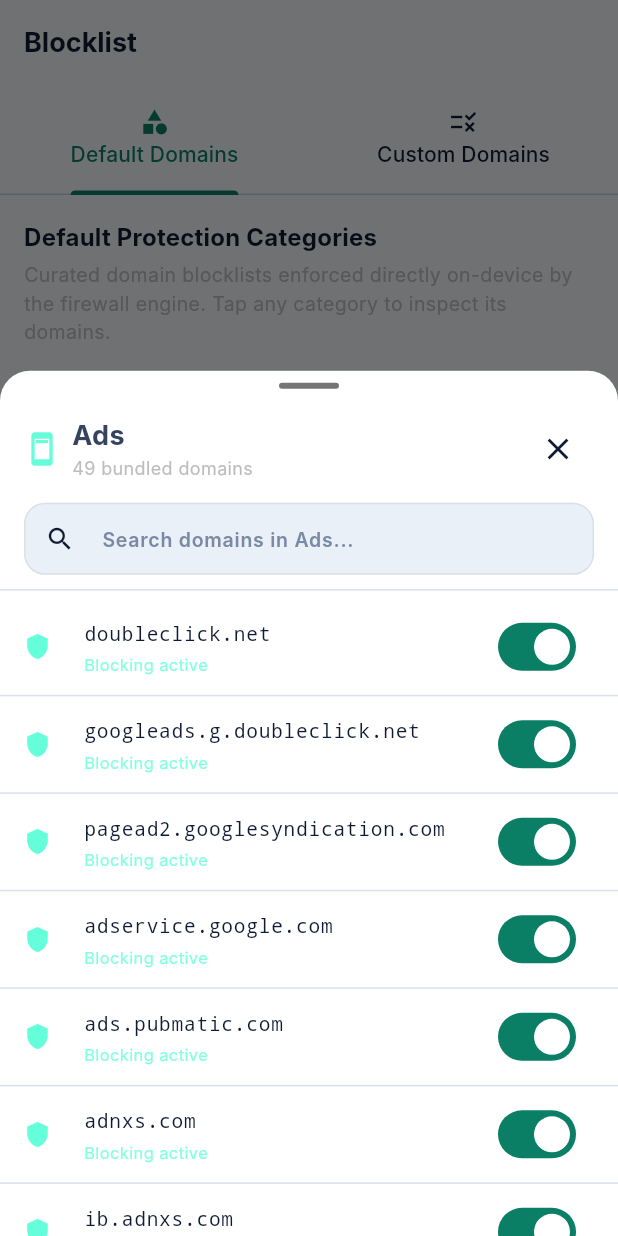
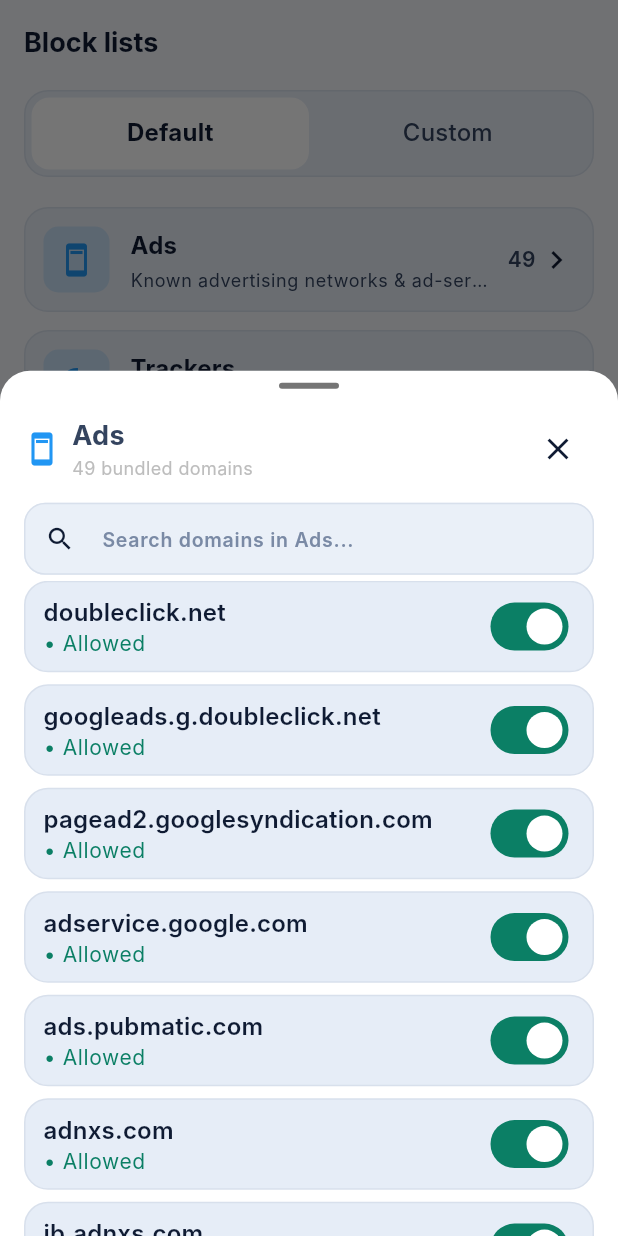
Before and after one commit to THEJA-TECHNOLOGIES/thejas_aura_mobile, a Flutter app: the BlocklistPage screen opened by its route, after a tap on "Ads", on a phone screen of 412 x 824 dp. Run offline on Flutter 3.47's test engine with Material 3 defaults, Android fonts, the phone set to English and light mode, and no system bars; our stand-ins replace bloc, delightful_toast, flutter_bloc, flutter_secure_storage, freezed_annotation, get_it and 2 more; accounts and stored records are empty; Roboto replaces fonts that are missing (Inter).

Commit message:
feat: Replace SnackBar with Toast for error notifications in Activity and Blocklist pages

```diff
--- a/lib/features/activity/presentation/pages/activity_page.dart
+++ b/lib/features/activity/presentation/pages/activity_page.dart
@@ -4,6 +4,7 @@ import 'package:theja_aura/core/theme/app_colors.dart';
 import 'package:theja_aura/core/theme/app_theme.dart';
 import 'package:theja_aura/core/theme/app_typography.dart';
 import 'package:theja_aura/core/utils/app_button.dart';
+import 'package:theja_aura/core/utils/app_toast.dart';
 import 'package:theja_aura/core/utils/app_utils.dart';
 import 'package:theja_aura/features/timeago/timeago.dart';
 
@@ -135,12 +136,7 @@ class _ActivityPageState extends State<ActivityPage>
     return BlocConsumer<ActivityBloc, ActivityState>(
       listener: (context, state) {
         if (state.actionError != null) {
-          ScaffoldMessenger.of(context).showSnackBar(
-            SnackBar(
-              content: Text(state.actionError!),
-              backgroundColor: colors.error,
-            ),
-          );
+          showErrorToast(message: state.actionError!);
           context.read<ActivityBloc>().add(
             const ActivityEvent.actionErrorDismissed(),
           );
--- a/lib/features/blocklist/presentation/pages/blocklist_page.dart
+++ b/lib/features/blocklist/presentation/pages/blocklist_page.dart
@@ -1,7 +1,10 @@
+import 'package:flutter/cupertino.dart';
 import 'package:flutter/material.dart';
 import 'package:flutter_bloc/flutter_bloc.dart';
 import 'package:theja_aura/core/services/aura_default_categories.dart';
 import 'package:theja_aura/core/services/aura_tunnel_service.dart';
+import 'package:theja_aura/core/theme/app_theme.dart';
+import 'package:theja_aura/core/utils/app_toast.dart';
 
 import '../bloc/blocklist_bloc.dart';
 
@@ -252,15 +255,12 @@ class _BlocklistPageState extends State<BlocklistPage>
 
   @override
   Widget build(BuildContext context) {
+    final colors = context.appColors;
+    final typo = context.appTypography;
     return BlocConsumer<BlocklistBloc, BlocklistState>(
       listener: (context, state) {
         if (state.actionError != null) {
-          ScaffoldMessenger.of(context).showSnackBar(
-            SnackBar(
-              content: Text(state.actionError!),
-              backgroundColor: Colors.red.shade900,
-            ),
-          );
+          showErrorToast(message: state.actionError!);
           context.read<BlocklistBloc>().add(
             const BlocklistEvent.actionErrorDismissed(),
           );
@@ -268,24 +268,47 @@ class _BlocklistPageState extends State<BlocklistPage>
       },
       builder: (context, state) {
         return Scaffold(
-          appBar: AppBar(
-            title: const Text('Blocklist'),
-            bottom: TabBar(
+          appBar: AppBar(title: const Text('Block lists')),
+          body: Column(
+            children: [
+              Container(
+                padding: .all(4),
+                margin: const EdgeInsets.symmetric(horizontal: 16, vertical: 4),
+                decoration: BoxDecoration(
+                  color: colors.segmentBg,
+                  borderRadius: BorderRadius.circular(16),
+                  border: Border.all(color: colors.border, width: 1),
+                ),
+                child: TabBar(
                   controller: _tabController,
                   tabs: const [
-                Tab(
-                  icon: Icon(Icons.category, size: 20),
-                  text: 'Default Domains',
+                    Tab(text: 'Default'),
+                    Tab(text: 'Custom'),
+                  ],
+                  labelStyle: typo.titleMedium.copyWith(
+                    fontWeight: FontWeight.bold,
                   ),
-                Tab(icon: Icon(Icons.rule, size: 20), text: 'Custom Domains'),
-              ],
+                  unselectedLabelStyle: typo.titleMedium.copyWith(
+                    color: colors.textSecondary,
+                  ),
+                  dividerColor: Colors.transparent,
+                  dividerHeight: 0.0,
+                  indicator: BoxDecoration(
+                    color: colors.card,
+                    borderRadius: .circular(12),
+                  ),
+                  indicatorSize: .tab,
                 ),
               ),
-          body: TabBarView(
+              Expanded(
+                child: TabBarView(
                   controller: _tabController,
                   children: [
                     _buildDefaultDomainsTab(state),
                     _buildCustomDomainsTab(state),
+                  ],
+                ),
+              ),
             ],
           ),
           floatingActionButton: AnimatedBuilder(
@@ -305,6 +328,8 @@ class _BlocklistPageState extends State<BlocklistPage>
   }
 
   Widget _buildDefaultDomainsTab(BlocklistState state) {
+    final colors = context.appColors;
+    final typo = context.appTypography;
     if (state.isLoadingOverrides) {
       return const Center(child: CircularProgressIndicator());
     }
@@ -350,99 +375,66 @@ class _BlocklistPageState extends State<BlocklistPage>
       child: ListView(
         padding: const EdgeInsets.all(16),
         children: [
-          Text(
-            'Default Protection Categories',
-            style: Theme.of(context).textTheme.titleMedium
-                ?.copyWith(fontWeight: FontWeight.bold),
-          ),
-          const SizedBox(height: 4),
-          Text(
-            'Curated domain blocklists enforced directly on-device by the firewall engine. Tap any category to inspect its domains.',
-            style: TextStyle(color: Colors.grey.shade400, fontSize: 13),
-          ),
-          const SizedBox(height: 16),
           ...categories.map((category) {
-            return Card(
-              margin: const EdgeInsets.only(bottom: 12),
-              elevation: 2,
-              shape: RoundedRectangleBorder(
-                borderRadius: BorderRadius.circular(12),
-                side: BorderSide(
-                  color: Colors.tealAccent.withValues(alpha: 0.2),
-                ),
-              ),
-              child: InkWell(
-                borderRadius: BorderRadius.circular(12),
+            return GestureDetector(
               onTap: () => _openCategoryDomainBottomSheet(
                 category,
                 state.disabledDefaultDomains,
               ),
-                child: Padding(
-                  padding: const EdgeInsets.all(16),
+              child: Container(
+                margin: const EdgeInsets.only(bottom: 12),
+                padding: const EdgeInsets.symmetric(
+                  horizontal: 12,
+                  vertical: 12,
+                ),
+                decoration: BoxDecoration(
+                  color: colors.segmentBg,
+                  borderRadius: BorderRadius.circular(16),
+                  border: Border.all(color: colors.border, width: 1),
+                ),
                 child: Row(
                   children: [
                     Container(
                       padding: const EdgeInsets.all(10),
                       decoration: BoxDecoration(
-                          color: Colors.tealAccent.withValues(alpha: 0.15),
+                        color: Colors.blue.withValues(alpha: 0.15),
                         borderRadius: BorderRadius.circular(10),
                       ),
-                        child: Icon(
-                          category.icon,
-                          color: Colors.tealAccent,
-                          size: 24,
-                        ),
+                      child: Icon(category.icon, color: Colors.blue, size: 24),
                     ),
                     const SizedBox(width: 14),
                     Expanded(
                       child: Column(
                         crossAxisAlignment: CrossAxisAlignment.start,
                         children: [
-                            Row(
-                              children: [
                           Text(
                             category.name,
-                                  style: const TextStyle(
+                            style: typo.titleMedium.copyWith(
                               fontWeight: FontWeight.bold,
-                                    fontSize: 16,
                             ),
-                                ),
-                                const SizedBox(width: 8),
-                                Container(
-                                  padding: const EdgeInsets.symmetric(
-                                    horizontal: 8,
-                                    vertical: 2,
-                                  ),
-                                  decoration: BoxDecoration(
-                                    color: Colors.grey.shade800,
-                                    borderRadius: BorderRadius.circular(10),
-                                  ),
-                                  child: Text(
-                                    '${category.domainCount} domains',
-                                    style: const TextStyle(
-                                      fontSize: 11,
-                                      fontWeight: FontWeight.w600,
-                                      color: Colors.white70,
-                                    ),
-                                  ),
-                                ),
-                              ],
                           ),
                           const SizedBox(height: 4),
                           Text(
                             category.description,
-                              style: TextStyle(
-                                fontSize: 12,
-                                color: Colors.grey.shade400,
+                            style: typo.bodySmall.copyWith(
+                              color: colors.textSecondary,
                             ),
+                            overflow: .ellipsis,
                           ),
                         ],
                       ),
                     ),
                     const SizedBox(width: 8),
-                      const Icon(Icons.chevron_right, color: Colors.grey),
+                    Text(
+                      category.domainCount.toString(),
+                      style: typo.titleSmall.copyWith(
+                        fontWeight: .w600,
+                        color: colors.textSecondary,
+                      ),
+                    ),
+                    const SizedBox(width: 2),
+                    Icon(Icons.chevron_right, color: colors.textPrimary),
                   ],
-                  ),
                 ),
               ),
             );
@@ -453,6 +445,8 @@ class _BlocklistPageState extends State<BlocklistPage>
   }
 
   Widget _buildCustomDomainsTab(BlocklistState state) {
+    final colors = context.appColors;
+    final typo = context.appTypography;
     if (state.isLoadingRules) {
       return const Center(child: CircularProgressIndicator());
     }
@@ -532,74 +526,128 @@ class _BlocklistPageState extends State<BlocklistPage>
           final rule = state.customRules[index];
           final isBlocked = rule.isBlocked;
           final isEnabled = rule.isEnabled;
-
-          return ListTile(
-            contentPadding: const EdgeInsets.symmetric(
-              horizontal: 4,
-              vertical: 4,
+          return Container(
+            padding: const EdgeInsets.symmetric(horizontal: 12, vertical: 8),
+            decoration: BoxDecoration(
+              color: colors.segmentBg,
+              borderRadius: BorderRadius.circular(16),
+              border: Border.all(color: colors.border, width: 1),
             ),
-            leading: Icon(
-              isBlocked ? Icons.block : Icons.check_circle_outline,
+            child: Row(
+              spacing: 8,
+              children: [
+                Expanded(
+                  child: Column(
+                    crossAxisAlignment: .start,
+                    children: [
+                      Text(
+                        rule.domain,
+                        style: typo.titleMedium.copyWith(
+                          fontWeight: FontWeight.w600,
+                          fontSize: 16,
+                        ),
+                        overflow: TextOverflow.ellipsis,
+                      ),
+                      Text(
+                        '• ${isEnabled ? "Allowed" : "Blocked"}',
+                        style: typo.bodySmall.copyWith(
                           color: isEnabled
-                  ? (isBlocked ? Colors.redAccent : Colors.greenAccent)
-                  : Colors.grey,
-              size: 22,
+                              ? colors.primary
+                              : colors.textSecondary,
+                          fontSize: 14,
                         ),
-            title: Text(
-              rule.domain,
-              style: TextStyle(
-                fontWeight: FontWeight.w600,
-                fontSize: 14,
-                decoration: isEnabled ? null : TextDecoration.lineThrough,
-                color: isEnabled ? null : Colors.grey,
-              ),
-            ),
-            subtitle: Row(
-              children: [
-                Container(
-                  padding: const EdgeInsets.symmetric(
-                    horizontal: 6,
-                    vertical: 1,
-                  ),
-                  decoration: BoxDecoration(
-                    color: isBlocked
-                        ? Colors.red.shade900.withValues(alpha: 0.5)
-                        : Colors.green.shade900.withValues(alpha: 0.5),
-                    borderRadius: BorderRadius.circular(4),
-                  ),
-                  child: Text(
-                    isBlocked ? 'BLOCK' : 'ALLOW',
-                    style: TextStyle(
-                      fontSize: 10,
-                      fontWeight: FontWeight.bold,
-                      color: isBlocked ? Colors.redAccent : Colors.greenAccent,
-                    ),
-                  ),
-                ),
-                const SizedBox(width: 8),
-                Text(
-                  isEnabled ? 'Active' : 'Disabled',
-                  style: TextStyle(color: Colors.grey.shade400, fontSize: 11),
                       ),
                     ],
                   ),
-            trailing: Row(
-              mainAxisSize: MainAxisSize.min,
-              children: [
+                ),
                 Switch(
+                  inactiveThumbColor: colors.textTertiary,
+                  materialTapTargetSize: MaterialTapTargetSize.shrinkWrap,
+                  inactiveTrackColor: colors.trackOff,
                   value: isEnabled,
-                  onChanged: (_) => context.read<BlocklistBloc>().add(
+                  onChanged: (val) => context.read<BlocklistBloc>().add(
                     BlocklistEvent.customRuleToggled(rule),
                   ),
                 ),
-                IconButton(
-                  icon: const Icon(Icons.delete_outline, size: 20),
-                  tooltip: 'Delete Rule',
-                  onPressed: () => _handleDeleteRule(rule),
+                GestureDetector(
+                  onTap: () => _handleDeleteRule(rule),
+                  child: Icon(
+                    CupertinoIcons.delete,
+                    color: colors.textSecondary,
+                    size: 24,
+                  ),
                 ),
               ],
             ),
           );
+
+          // return ListTile(
+          //   contentPadding: const EdgeInsets.symmetric(
+          //     horizontal: 4,
+          //     vertical: 4,
+          //   ),
+          //   leading: Icon(
+          //     isBlocked ? Icons.block : Icons.check_circle_outline,
+          //     color: isEnabled
+          //         ? (isBlocked ? Colors.redAccent : Colors.greenAccent)
+          //         : Colors.grey,
+          //     size: 22,
+          //   ),
+          //   title: Text(
+          //     rule.domain,
+          //     style: TextStyle(
+          //       fontWeight: FontWeight.w600,
+          //       fontSize: 14,
+          //       decoration: isEnabled ? null : TextDecoration.lineThrough,
+          //       color: isEnabled ? null : Colors.grey,
+          //     ),
+          //   ),
+          //   subtitle: Row(
+          //     children: [
+          //       Container(
+          //         padding: const EdgeInsets.symmetric(
+          //           horizontal: 6,
+          //           vertical: 1,
+          //         ),
+          //         decoration: BoxDecoration(
+          //           color: isBlocked
+          //               ? Colors.red.shade900.withValues(alpha: 0.5)
+          //               : Colors.green.shade900.withValues(alpha: 0.5),
+          //           borderRadius: BorderRadius.circular(4),
+          //         ),
+          //         child: Text(
+          //           isBlocked ? 'BLOCK' : 'ALLOW',
+          //           style: TextStyle(
+          //             fontSize: 10,
+          //             fontWeight: FontWeight.bold,
+          //             color: isBlocked ? Colors.redAccent : Colors.greenAccent,
+          //           ),
+          //         ),
+          //       ),
+          //       const SizedBox(width: 8),
+          //       Text(
+          //         isEnabled ? 'Active' : 'Disabled',
+          //         style: TextStyle(color: Colors.grey.shade400, fontSize: 11),
+          //       ),
+          //     ],
+          //   ),
+          //   trailing: Row(
+          //     mainAxisSize: MainAxisSize.min,
+          //     children: [
+          //       Switch(
+          //         value: isEnabled,
+          //         onChanged: (_) => context.read<BlocklistBloc>().add(
+          //           BlocklistEvent.customRuleToggled(rule),
+          //         ),
+          //       ),
+          //       IconButton(
+          //         icon: const Icon(Icons.delete_outline, size: 20),
+          //         tooltip: 'Delete Rule',
+          //         onPressed: () => _handleDeleteRule(rule),
+          //       ),
+          //     ],
+          //   ),
+          // );
         },
       ),
     );
@@ -642,6 +690,8 @@ class _CategoryDomainBottomSheetState
 
   @override
   Widget build(BuildContext context) {
+    final colors = context.appColors;
+    final typo = context.appTypography;
     final allDomains = widget.category.domains;
     final filteredDomains = _filter.isEmpty
         ? allDomains
@@ -676,7 +726,7 @@ class _CategoryDomainBottomSheetState
                   ),
                   child: Row(
                     children: [
-                      Icon(widget.category.icon, color: Colors.tealAccent),
+                      Icon(widget.category.icon, color: Colors.blue),
                       const SizedBox(width: 8),
                       Expanded(
                         child: Column(
@@ -737,8 +787,6 @@ class _CategoryDomainBottomSheetState
                     },
                   ),
                 ),
-                const Divider(height: 12),
-                // Virtualized Domain List
                 Expanded(
                   child: filteredDomains.isEmpty
                       ? Center(
@@ -759,55 +807,98 @@ class _CategoryDomainBottomSheetState
                           controller: scrollController,
                           itemCount: filteredDomains.length,
                           separatorBuilder: (context, index) =>
-                              const Divider(height: 1),
+                              SizedBox(height: 8),
                           itemBuilder: (context, index) {
                             final domain = filteredDomains[index];
                             final isDomainEnabled = !state
                                 .disabledDefaultDomains
                                 .contains(domain);
                             final isPending = _pendingToggles.contains(domain);
-
-                            return ListTile(
-                              dense: true,
-                              leading: Icon(
-                                isDomainEnabled
-                                    ? Icons.shield
-                                    : Icons.shield_outlined,
-                                size: 18,
-                                color: isDomainEnabled
-                                    ? Colors.tealAccent
-                                    : Colors.grey,
+                            return Container(
+                              padding: const EdgeInsets.symmetric(
+                                horizontal: 12,
+                                vertical: 8,
                               ),
-                              title: Text(
-                                domain,
-                                style: TextStyle(
-                                  fontFamily: 'monospace',
-                                  fontSize: 13,
-                                  fontWeight: FontWeight.w500,
-                                  decoration: isDomainEnabled
-                                      ? null
-                                      : TextDecoration.lineThrough,
-                                  color: isDomainEnabled ? null : Colors.grey,
+                              margin: .symmetric(horizontal: 16),
+                              decoration: BoxDecoration(
+                                color: colors.segmentBg,
+                                borderRadius: BorderRadius.circular(16),
+                                border: Border.all(
+                                  color: colors.border,
+                                  width: 1,
                                 ),
                               ),
-                              subtitle: Text(
-                                isDomainEnabled
-                                    ? 'Blocking active'
-                                    : 'Excluded from blocking',
-                                style: TextStyle(
-                                  fontSize: 11,
+                              child: Row(
+                                children: [
+                                  Expanded(
+                                    child: Column(
+                                      crossAxisAlignment: .start,
+                                      children: [
+                                        Text(
+                                          domain,
+                                          style: typo.titleMedium.copyWith(
+                                            fontWeight: FontWeight.w600,
+                                            fontSize: 16,
+                                          ),
+                                          overflow: TextOverflow.ellipsis,
+                                        ),
+                                        Text(
+                                          '• ${isDomainEnabled ? "Allowed" : "Blocked"}',
+                                          style: typo.bodySmall.copyWith(
                                             color: isDomainEnabled
-                                      ? Colors.tealAccent.withValues(alpha: 0.8)
-                                      : Colors.grey.shade500,
+                                                ? colors.primary
+                                                : colors.textSecondary,
+                                            fontSize: 14,
                                           ),
                                         ),
-                              trailing: Switch(
+                                      ],
+                                    ),
+                                  ),
+                                  Switch(
+                                    inactiveThumbColor: colors.textTertiary,
+                                    materialTapTargetSize:
+                                        MaterialTapTargetSize.shrinkWrap,
+                                    inactiveTrackColor: colors.trackOff,
                                     value: isDomainEnabled,
                                     onChanged: isPending
                                         ? null
-                                    : (val) => _handleToggleDomain(domain, val),
+                                        : (val) =>
+                                              _handleToggleDomain(domain, val),
+                                  ),
+                                ],
                               ),
                             );
+                            // return ListTile(
+                            //   title: Text(
+                            //     domain,
+                            //     style: TextStyle(
+                            //       fontFamily: 'monospace',
+                            //       fontSize: 13,
+                            //       fontWeight: FontWeight.w500,
+                            //       decoration: isDomainEnabled
+                            //           ? null
+                            //           : TextDecoration.lineThrough,
+                            //       color: isDomainEnabled ? null : Colors.grey,
+                            //     ),
+                            //   ),
+                            //   subtitle: Text(
+                            //     isDomainEnabled
+                            //         ? 'Blocking active'
+                            //         : 'Excluded from blocking',
+                            //     style: TextStyle(
+                            //       fontSize: 11,
+                            //       color: isDomainEnabled
+                            //           ? Colors.tealAccent.withValues(alpha: 0.8)
+                            //           : Colors.grey.shade500,
+                            //     ),
+                            //   ),
+                            //   trailing: Switch(
+                            //     value: isDomainEnabled,
+                            //     onChanged: isPending
+                            //         ? null
+                            //         : (val) => _handleToggleDomain(domain, val),
+                            //   ),
+                            // );
                           },
                         ),
                 ),
```
Lines whose indentation alone changed are shown as unchanged.
